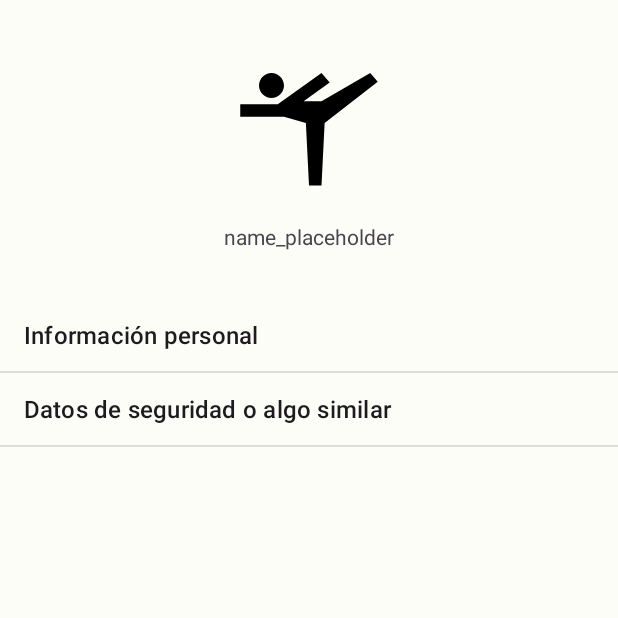
After one commit to Dev-Riders/TrackTrainerAPP, an Android app: the PerfilActivity screen opened directly, with no data from a screen before it, on a phone screen of 412 x 824 dp, the top half of it. The commit adds this screen. Run offline under Robolectric (Android 15) with nearby library versions, the phone set to English and light mode, and no system bars.

Commit message:
Creacion activity para perfil del usuario

```diff
--- a/app/src/main/AndroidManifest.xml
+++ b/app/src/main/AndroidManifest.xml
@@ -17,6 +17,9 @@
         android:usesCleartextTraffic="true"
         tools:targetApi="31">
         <activity
+            android:name=".views.activities.usuario.DatosUsuarioActivity"
+            android:exported="false" />
+        <activity
             android:name=".views.activities.welcome.auth.CambiarContrasenaActivity"
             android:exported="false" />
         <activity
@@ -34,6 +37,8 @@
         <activity
             android:name=".views.activities.HomeActivity"
             android:exported="false" />
+        <activity android:name=".views.activities.usuario.PerfilActivity"
+            android:exported="false"/>
         <activity
             android:name=".views.activities.MainActivity"
             android:exported="true">
--- /dev/null
+++ b/app/src/main/java/dev/devriders/tracktrainer/views/activities/usuario/PerfilActivity.java
@@ -0,0 +1,40 @@
+package dev.devriders.tracktrainer.views.activities.usuario;
+
+import androidx.appcompat.app.AppCompatActivity;
+
+import android.content.Intent;
+import android.os.Bundle;
+import android.view.View;
+import android.widget.AdapterView;
+import android.widget.ArrayAdapter;
+import android.widget.ListView;
+
+import dev.devriders.tracktrainer.R;
+
+public class PerfilActivity extends AppCompatActivity {
+
+    @Override
+    protected void onCreate(Bundle savedInstanceState) {
+        super.onCreate(savedInstanceState);
+        setContentView(R.layout.activity_perfil);
+
+        ListView optionsListView = findViewById(R.id.optionsListView);
+        String[] options = {"Información personal", "Datos de seguridad o algo similar"};
+        ArrayAdapter<String> adapter = new ArrayAdapter<>(this, android.R.layout.simple_list_item_1, options);
+        optionsListView.setAdapter(adapter);
+
+        optionsListView.setOnItemClickListener(new AdapterView.OnItemClickListener() {
+            @Override
+            public void onItemClick(AdapterView<?> parent, View view, int position, long id) {
+                switch (position) {
+                    case 0:
+                        startActivity(new Intent(PerfilActivity.this, DatosUsuarioActivity.class));
+                        break;
+                    case 1:
+                        // Aquí iría la otra actividad que quieras abrir
+                        break;
+                }
+            }
+        });
+    }
+}
--- /dev/null
+++ b/app/src/main/res/layout/activity_perfil.xml
@@ -0,0 +1,42 @@
+<androidx.constraintlayout.widget.ConstraintLayout xmlns:android="http://schemas.android.com/apk/res/android"
+    xmlns:app="http://schemas.android.com/apk/res-auto"
+    xmlns:tools="http://schemas.android.com/tools"
+    android:layout_width="match_parent"
+    android:layout_height="match_parent"
+    tools:context=".views.activities.usuario.PerfilActivity">
+
+    <!-- ImageView Circular para la Foto -->
+    <ImageView
+        android:id="@+id/profileImageView"
+        android:layout_width="100dp"
+        android:layout_height="100dp"
+        android:layout_marginTop="32dp"
+        android:contentDescription="profile_image"
+        android:src="@drawable/baseline_sports_gymnastics_24_black"
+        app:layout_constraintEnd_toEndOf="parent"
+        app:layout_constraintStart_toStartOf="parent"
+        app:layout_constraintTop_toTopOf="parent" />
+
+    <!-- TextView para el nombre -->
+    <TextView
+        android:id="@+id/nameTextView"
+        android:layout_width="wrap_content"
+        android:layout_height="wrap_content"
+        android:layout_marginTop="16dp"
+        android:text="name_placeholder"
+        app:layout_constraintEnd_toEndOf="parent"
+        app:layout_constraintStart_toStartOf="parent"
+        app:layout_constraintTop_toBottomOf="@+id/profileImageView" />
+
+    <!-- ListView para las opciones -->
+    <ListView
+        android:id="@+id/optionsListView"
+        android:layout_width="0dp"
+        android:layout_height="0dp"
+        android:layout_marginTop="32dp"
+        app:layout_constraintEnd_toEndOf="parent"
+        app:layout_constraintStart_toStartOf="parent"
+        app:layout_constraintTop_toBottomOf="@+id/nameTextView"
+        app:layout_constraintBottom_toBottomOf="parent"/>
+
+</androidx.constraintlayout.widget.ConstraintLayout>
```
Also changed, not shown: app/src/main/java/dev/devriders/tracktrainer/views/activities/usuario/DatosUsuarioActivity.java (added, +16 -0 lines), app/src/main/java/dev/devriders/tracktrainer/views/fragments/UsuarioFragment.java (+4 -3 lines), app/src/main/res/layout/activity_datos_usuario.xml (added, +9 -0 lines).
